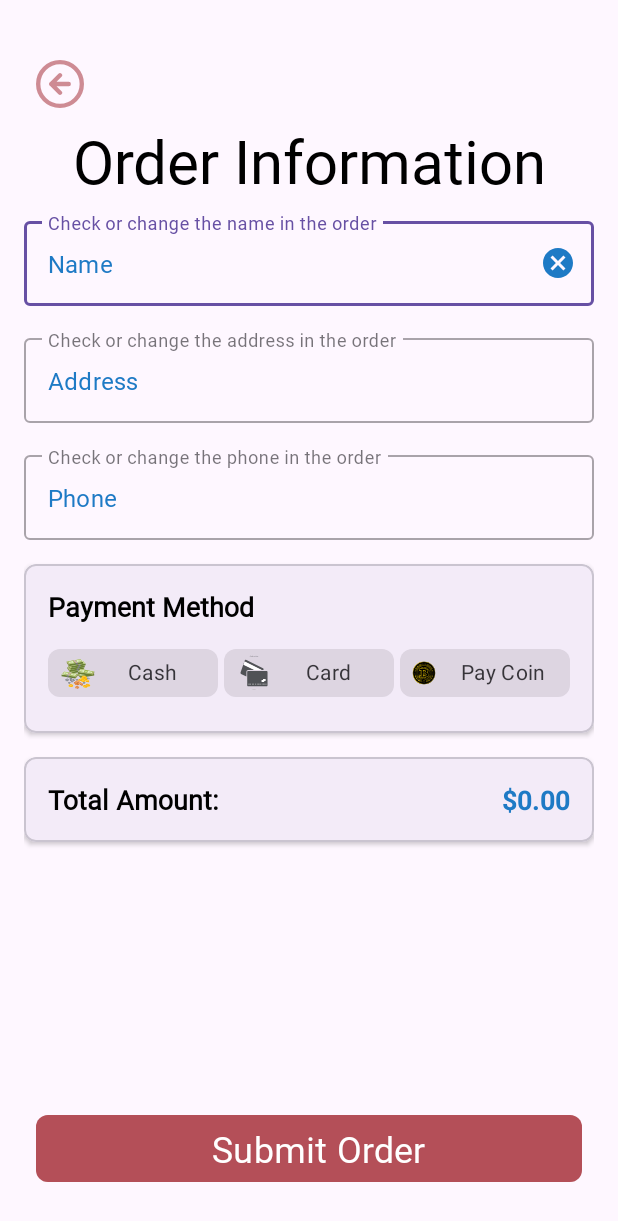
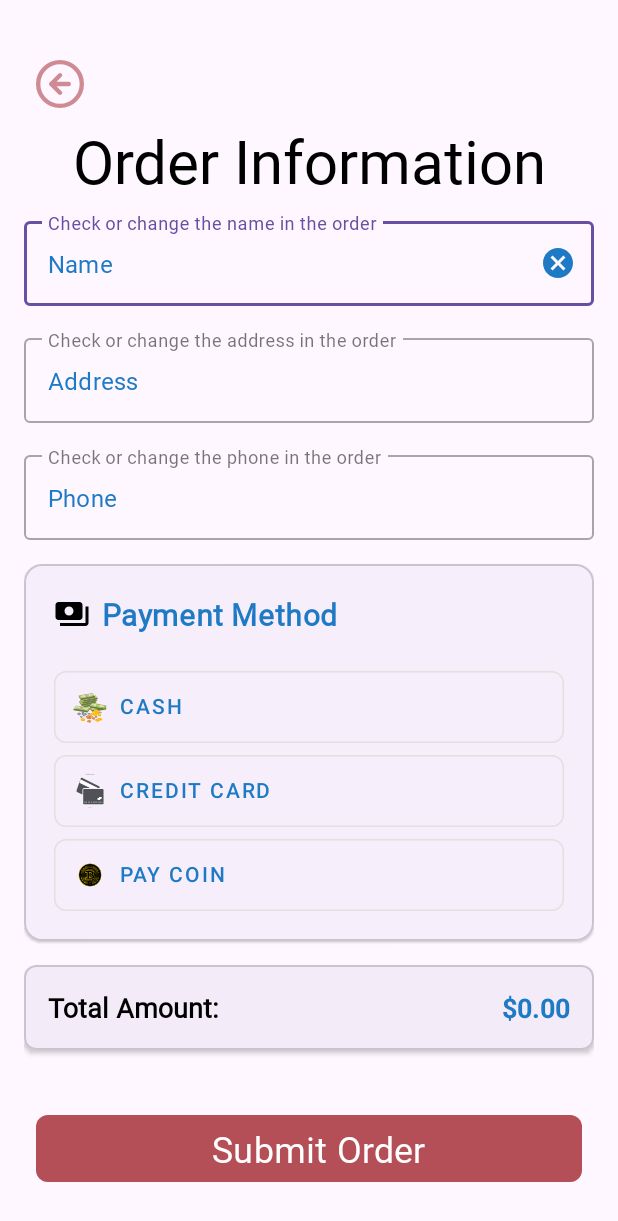
Before and after one commit to Rothmann-Daniel/FoodDeliveryApp, an Android app: the DeliveryActivity screen opened directly, with no data from a screen before it, on a phone screen of 412 x 824 dp. Shown: the top 1221 px of the screen. Run offline under Robolectric (Android 15) with nearby library versions, the phone set to English and light mode, and no system bars.

Commit message:
change style Payment Method

```diff
--- a/app/build.gradle.kts
+++ b/app/build.gradle.kts
@@ -62,8 +62,8 @@ dependencies {
     testImplementation(libs.junit)
     androidTestImplementation(libs.androidx.junit)
     androidTestImplementation(libs.androidx.espresso.core)
-    implementation ("com.google.android.material:material:1.11.0")
-    implementation("com.google.android.material:material:1.6.0")
-    implementation("com.airbnb.android:lottie:6.3.0")
+    implementation("com.google.android.material:material:1.12.0")
+    implementation(libs.lottie)
+
 
 }
--- /dev/null
+++ b/app/src/main/res/color/chip_background_selector.xml
@@ -0,0 +1,6 @@
+<?xml version="1.0" encoding="utf-8"?>
+<!-- Фон чипа -->
+<selector xmlns:android="http://schemas.android.com/apk/res/android">
+    <item android:color="@color/colorPrimaryLight" android:state_checked="true"/>
+    <item android:color="@android:color/transparent" android:state_checked="false"/>
+</selector>
--- /dev/null
+++ b/app/src/main/res/color/chip_icon_selector.xml
@@ -0,0 +1,6 @@
+<?xml version="1.0" encoding="utf-8"?>
+<!-- Цвет иконки -->
+<selector xmlns:android="http://schemas.android.com/apk/res/android">
+    <item android:color="@color/colorPrimaryDark" android:state_checked="true"/>
+    <item android:color="@color/colorPrimary" android:state_checked="false"/>
+</selector>
--- /dev/null
+++ b/app/src/main/res/color/chip_stroke_selector.xml
@@ -0,0 +1,6 @@
+<?xml version="1.0" encoding="utf-8"?>
+<!--  Для обводки чипов: -->
+<selector xmlns:android="http://schemas.android.com/apk/res/android">
+    <item android:color="@color/colorPrimary" android:state_checked="true"/>
+    <item android:color="@color/gray_light" android:state_checked="false"/>
+</selector>
--- /dev/null
+++ b/app/src/main/res/drawable/ic_payment.xml
@@ -0,0 +1,5 @@
+<vector xmlns:android="http://schemas.android.com/apk/res/android" android:height="24dp" android:tint="#000000" android:viewportHeight="24" android:viewportWidth="24" android:width="24dp">
+
+    <path android:fillColor="@android:color/white" android:pathData="M19,14L19,6c0,-1.1 -0.9,-2 -2,-2L3,4c-1.1,0 -2,0.9 -2,2v8c0,1.1 0.9,2 2,2h14c1.1,0 2,-0.9 2,-2zM10,13c-1.66,0 -3,-1.34 -3,-3s1.34,-3 3,-3 3,1.34 3,3 -1.34,3 -3,3zM23,7v11c0,1.1 -0.9,2 -2,2L4,20v-2h17L21,7h2z"/>
+
+</vector>
--- a/app/src/main/res/layout/activity_delivery.xml
+++ b/app/src/main/res/layout/activity_delivery.xml
@@ -113,8 +113,8 @@
         android:layout_width="0dp"
         android:layout_height="wrap_content"
         android:layout_marginTop="16dp"
-        app:cardCornerRadius="8dp"
-        app:cardElevation="2dp"
+        app:cardCornerRadius="12dp"
+        app:cardElevation="1dp"
         app:layout_constraintEnd_toEndOf="parent"
         app:layout_constraintStart_toStartOf="parent"
         app:layout_constraintTop_toBottomOf="@+id/phone_container">
@@ -123,77 +123,89 @@
             android:layout_width="match_parent"
             android:layout_height="wrap_content"
             android:orientation="vertical"
-            android:padding="16dp"
-           >
+            android:padding="20dp">
 
             <TextView
                 android:layout_width="match_parent"
                 android:layout_height="wrap_content"
-                android:layout_marginBottom="8dp"
+                android:layout_marginBottom="16dp"
                 android:fontFamily="@font/yeonsung"
                 android:text="Payment Method"
-                android:textColor="@color/black"
-                android:textSize="18sp"
-                android:textStyle="bold" />
+                android:textColor="@color/colorPrimaryDark"
+                android:textSize="20sp"
+                android:textStyle="bold"
+                android:letterSpacing="0.02"
+                android:drawablePadding="8dp"
+                android:drawableStart="@drawable/ic_payment" />
 
-            <LinearLayout
+            <com.google.android.material.chip.ChipGroup
                 android:layout_width="match_parent"
                 android:layout_height="wrap_content"
-                android:orientation="horizontal"
-                android:weightSum="3">
+                android:layout_marginTop="8dp"
+                app:singleSelection="true"
+                app:selectionRequired="true"
+                app:chipSpacing="8dp">
 
                 <com.google.android.material.chip.Chip
                     android:id="@+id/chip_cash"
                     style="@style/Widget.MaterialComponents.Chip.Choice"
-                    android:layout_width="0dp"
+                    android:layout_width="match_parent"
                     android:layout_height="wrap_content"
-                    android:layout_marginEnd="4dp"
-                    android:layout_weight="1"
                     android:checkable="true"
                     android:fontFamily="@font/yeonsung"
                     android:text="Cash"
-                    android:textAlignment="center"
-                    app:chipEndPadding="8dp"
-                    app:chipStartPadding="8dp"
+                    android:textAppearance="?attr/textAppearanceButton"
+                    android:textColor="@color/colorPrimaryDark"
+                    app:chipBackgroundColor="@color/chip_background_selector"
+                    app:chipCornerRadius="8dp"
                     app:chipIcon="@drawable/ic_cash"
-                    app:chipIconVisible="true"
-                    app:chipIconSize="24dp"
-                    app:chipCornerRadius="8dp"/>
+                    app:chipMinHeight="48dp"
+                    app:chipStartPadding="12dp"
+                    app:chipEndPadding="12dp"
+                    app:chipStrokeColor="@color/chip_stroke_selector"
+                    app:chipStrokeWidth="1dp"
+                    app:chipIconVisible="true"/>
 
                 <com.google.android.material.chip.Chip
                     android:id="@+id/chip_card"
                     style="@style/Widget.MaterialComponents.Chip.Choice"
-                    android:layout_width="0dp"
+                    android:layout_width="match_parent"
                     android:layout_height="wrap_content"
-                    android:layout_marginEnd="4dp"
-                    android:layout_weight="1"
                     android:checkable="true"
                     android:fontFamily="@font/yeonsung"
-                    android:gravity="center"
-                    android:text="Card"
-                    android:textAlignment="center"
-                    app:chipEndPadding="8dp"
+                    android:text="Credit Card"
+                    android:textAppearance="?attr/textAppearanceButton"
+                    android:textColor="@color/colorPrimaryDark"
+                    app:chipBackgroundColor="@color/chip_background_selector"
+                    app:chipCornerRadius="8dp"
                     app:chipIcon="@drawable/ic_credit_card"
-                    app:chipStartPadding="8dp"
-                    app:chipIconVisible="true"
-                    app:chipIconSize="24dp"
-                    app:chipCornerRadius="8dp"/>
+                    app:chipMinHeight="48dp"
+                    app:chipStartPadding="12dp"
+                    app:chipEndPadding="12dp"
+                    app:chipStrokeColor="@color/chip_stroke_selector"
+                    app:chipStrokeWidth="1dp"
+                    app:chipIconVisible="true"/>
 
                 <com.google.android.material.chip.Chip
                     android:id="@+id/chip_online"
                     style="@style/Widget.MaterialComponents.Chip.Choice"
-                    android:layout_width="0dp"
+                    android:layout_width="match_parent"
                     android:layout_height="wrap_content"
-                    android:layout_weight="1"
                     android:checkable="true"
                     android:fontFamily="@font/yeonsung"
                     android:text="Pay Coin"
-                    android:textAlignment="center"
+                    android:textAppearance="?attr/textAppearanceButton"
+                    android:textColor="@color/colorPrimaryDark"
+                    app:chipBackgroundColor="@color/chip_background_selector"
+                    app:chipCornerRadius="8dp"
                     app:chipIcon="@drawable/ic_coin_payment"
-                    app:chipIconVisible="true"
-                    app:chipIconSize="24dp"
-                    app:chipCornerRadius="8dp"/>
-            </LinearLayout>
+                    app:chipMinHeight="48dp"
+                    app:chipStartPadding="12dp"
+                    app:chipEndPadding="12dp"
+                    app:chipStrokeColor="@color/chip_stroke_selector"
+                    app:chipStrokeWidth="1dp"
+                    app:chipIconVisible="true"/>
+            </com.google.android.material.chip.ChipGroup>
         </LinearLayout>
     </com.google.android.material.card.MaterialCardView>
 
--- a/app/src/main/res/values/colors.xml
+++ b/app/src/main/res/values/colors.xml
@@ -10,6 +10,19 @@
     <color name="btn_next_startActivity">#6F92000A</color>
     <color name="btn_back_home">#FEAD1D</color>
 
+    <!-- Основные цвета -->
+    <color name="colorPrimary">@color/blue_light</color>
+    <color name="colorPrimaryDark">@color/blue</color>
+    <color name="colorPrimaryLight">#81D4FA</color>
 
+    <!-- Дополнительные цвета -->
+    <color name="gray_light">#E1E1E1</color>
+    <!-- Material 3 Colors -->
+    <color name="md_theme_light_surface_container">#FFFBFE</color>
+    <color name="md_theme_light_outline">#79747E</color>
+    <color name="md_theme_light_primary">#6750A4</color>
+    <color name="md_theme_light_on_primary">#FFFFFF</color>
+    <color name="md_theme_light_primary_container">#EADDFF</color>
+    <color name="md_theme_light_on_primary_container">#21005D</color>
 
 </resources>
--- a/app/src/main/res/values/styles.xml
+++ b/app/src/main/res/values/styles.xml
@@ -184,4 +184,6 @@
     </style>
 
 
+
+
 </resources>
--- a/app/src/main/res/values/themes.xml
+++ b/app/src/main/res/values/themes.xml
@@ -1,8 +1,15 @@
 <resources xmlns:tools="http://schemas.android.com/tools">
-    <!-- Base application theme. -->
     <style name="Base.Theme.FoodDelivery" parent="Theme.Material3.DayNight.NoActionBar">
-        <!-- Customize your light theme here. -->
-        <!-- <item name="colorPrimary">@color/my_light_primary</item> -->
+        <item name="colorSurfaceContainer">@color/md_theme_light_surface_container</item>
+        <item name="colorOutline">@color/md_theme_light_outline</item>
+        <!-- Исправлено с materialCardViewStyle на cardViewStyle -->
+        <item name="cardViewStyle">@style/Widget.FoodDelivery.CardView</item>
+    </style>
+
+    <style name="Widget.FoodDelivery.CardView" parent="Widget.MaterialComponents.CardView">
+        <item name="strokeColor">?attr/colorOutline</item>
+        <item name="cardForegroundColor">?attr/selectableItemBackground</item>
+        <!-- Добавьте другие атрибуты по необходимости -->
     </style>
 
     <style name="Theme.FoodDelivery" parent="Base.Theme.FoodDelivery" />
--- a/gradle/libs.versions.toml
+++ b/gradle/libs.versions.toml
@@ -1,14 +1,17 @@
 [versions]
 agp = "8.10.1"
+googleMaterial = "1.6.0"
 kotlin = "2.0.21"
 coreKtx = "1.16.0"
 junit = "4.13.2"
 junitVersion = "1.2.1"
 espressoCore = "3.6.1"
 appcompat = "1.7.1"
+lottie = "6.3.0"
 material = "1.12.0"
 activity = "1.10.1"
 constraintlayout = "2.2.1"
+materialVersion = "1.11.0"
 recyclerview = "1.4.0"
 
 [libraries]
@@ -17,10 +20,13 @@ junit = { group = "junit", name = "junit", version.ref = "junit" }
 androidx-junit = { group = "androidx.test.ext", name = "junit", version.ref = "junitVersion" }
 androidx-espresso-core = { group = "androidx.test.espresso", name = "espresso-core", version.ref = "espressoCore" }
 androidx-appcompat = { group = "androidx.appcompat", name = "appcompat", version.ref = "appcompat" }
+lottie = { module = "com.airbnb.android:lottie", version.ref = "lottie" }
 material = { group = "com.google.android.material", name = "material", version.ref = "material" }
 androidx-activity = { group = "androidx.activity", name = "activity", version.ref = "activity" }
 androidx-constraintlayout = { group = "androidx.constraintlayout", name = "constraintlayout", version.ref = "constraintlayout" }
 androidx-recyclerview = { group = "androidx.recyclerview", name = "recyclerview", version.ref = "recyclerview" }
+material-v1110 = { module = "com.google.android.material:material", version.ref = "materialVersion" }
+material-v160 = { module = "com.google.android.material:material", version.ref = "googleMaterial" }
 
 [plugins]
 android-application = { id = "com.android.application", version.ref = "agp" }
```
